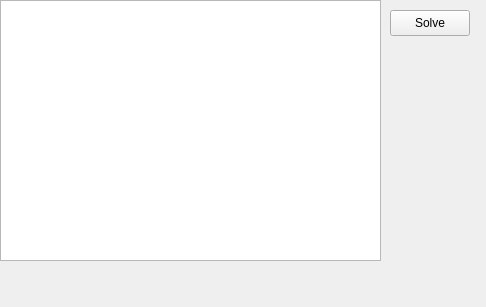
Old version of the form mainwindow.ui in the repository VSU-Labs/WaveRook.
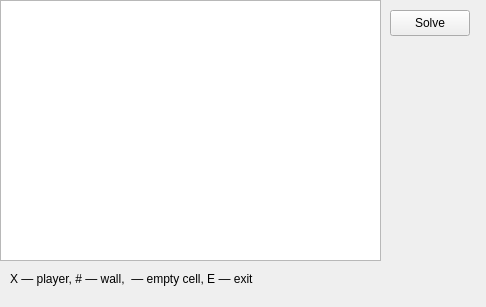
New version of the form.

Commit message: Added exit to labirinth

What changed in the file:
```diff
--- a/mainwindow.ui
+++ b/mainwindow.ui
@@ -49,6 +49,22 @@
      <string>Solve</string>
     </property>
    </widget>
+   <widget class="QLabel" name="buttons">
+    <property name="geometry">
+     <rect>
+      <x>10</x>
+      <y>270</y>
+      <width>361</width>
+      <height>18</height>
+     </rect>
+    </property>
+    <property name="text">
+     <string>X — player, # — wall, &lt;space&gt; — empty cell, E — exit</string>
+    </property>
+    <property name="scaledContents">
+     <bool>false</bool>
+    </property>
+   </widget>
   </widget>
  </widget>
  <layoutdefault spacing="6" margin="11"/>
```
The commit also changes 2 other files.
